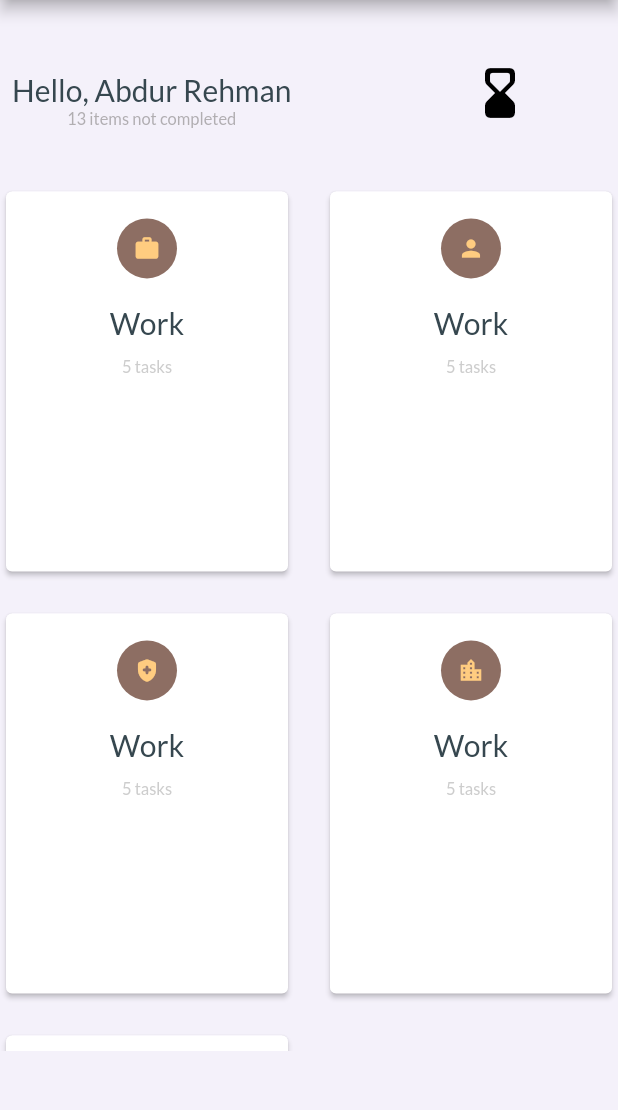
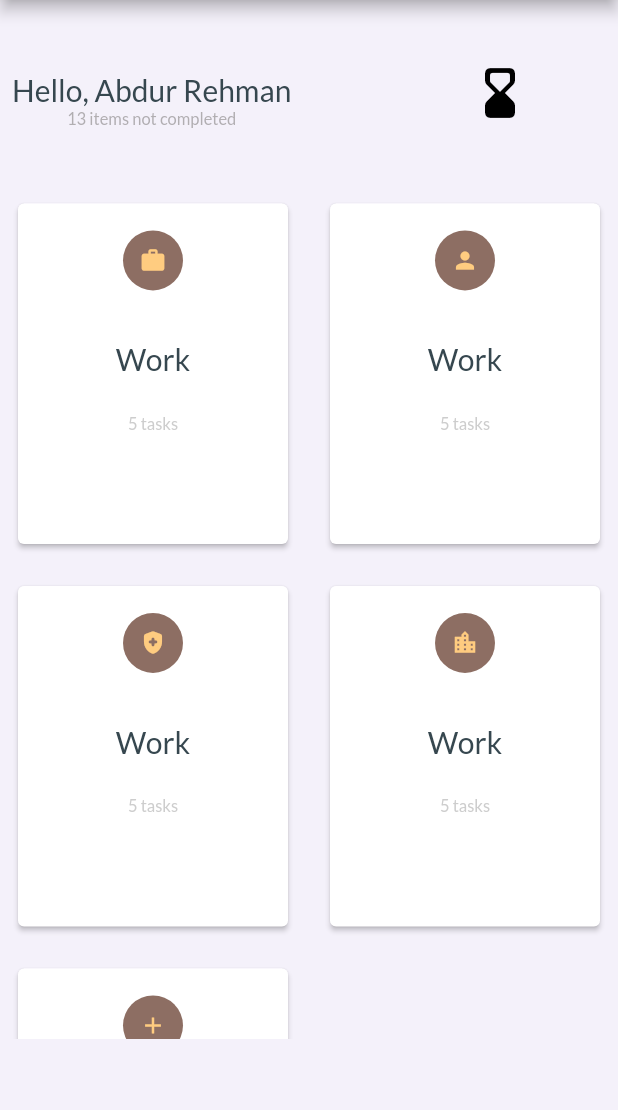
Before and after one commit to Hami0095/To-Do-App, a Flutter app: the screen it shows after launch, on a phone screen of 412 x 824 dp, the part 84-1194 px from its top. Run offline on Flutter 3.47's test engine with Material 2 defaults, Android fonts, the phone set to English and light mode, and no system bars; Roboto replaces fonts that are missing (Lato-Bold).

```diff
--- a/lib/main.dart
+++ b/lib/main.dart
@@ -16,7 +16,7 @@ class MyApp extends StatelessWidget {
     return MaterialApp(
       title: 'To-Do',
       theme: MyThemes.lightTheme,
-      home: const HomePage(),
+      home: HomePage(),
     );
   }
 }
--- a/lib/pages/home_page.dart
+++ b/lib/pages/home_page.dart
@@ -3,8 +3,41 @@ import 'package:task2/widgets/grid_tile.dart';
 
 import '../widgets/title.dart';
 
-class HomePage extends StatelessWidget {
-  const HomePage({Key? key}) : super(key: key);
+class HomePage extends StatefulWidget {
+  HomePage({Key? key}) : super(key: key);
+
+  @override
+  State<HomePage> createState() => _HomePageState();
+}
+
+class _HomePageState extends State<HomePage> {
+  final ScrollController scrollcontroller = ScrollController();
+
+  // ignore: non_constant_identifier_names
+  bool scroll_visibility = true;
+  late var _gridHeight;
+  @override
+  void didChangeDependencies() {
+    _gridHeight = MediaQuery.of(context).size.height * 0.70;
+    scrollcontroller.addListener(() {
+      late bool flag;
+      if (scrollcontroller.position.pixels > 0 ||
+          scrollcontroller.position.pixels <
+              scrollcontroller.position.maxScrollExtent) {
+        flag = false;
+      } else {
+        flag = true;
+      }
+      setState(() {
+        _gridHeight = (MediaQuery.of(context).size.height * 0.85);
+        scroll_visibility = flag;
+        print(scroll_visibility);
+        print(scrollcontroller.position.pixels);
+        print("dependency changed");
+      });
+    });
+    super.didChangeDependencies();
+  }
 
   @override
   Widget build(BuildContext context) {
@@ -18,29 +51,39 @@ class HomePage extends StatelessWidget {
           title:
               Text("To-Do", style: Theme.of(context).textTheme.headlineMedium),
         ),
-        body: Column(
+        body: SingleChildScrollView(
+          child: Column(
             children: [
-            Row(
+              Visibility(
+                visible: scroll_visibility,
+                child: Row(
                   children: [
                     const MyTitle(),
                     const SizedBox(
                       width: 25,
                     ),
                     Icon(
+                      // Make it a button
                       Icons.hourglass_bottom_rounded,
                       color: Theme.of(context).iconTheme.color,
                     ),
                   ],
                 ),
+              ),
               SizedBox(
-              height: MediaQuery.of(context).size.height * 0.70,
+                height: _gridHeight,
+                child: Padding(
+                  padding: const EdgeInsets.symmetric(
+                      horizontal: 8.0, vertical: 8.0),
                   child: GridView.builder(
-                gridDelegate: const SliverGridDelegateWithMaxCrossAxisExtent(
+                    gridDelegate:
+                        const SliverGridDelegateWithMaxCrossAxisExtent(
                       maxCrossAxisExtent: 300,
-                  childAspectRatio: 75 / 100,
+                      childAspectRatio: 80 / 100,
                       crossAxisSpacing: 20,
                       mainAxisSpacing: 20,
                     ),
+                    controller: scrollcontroller,
                     itemBuilder: (context, index) {
                       return MyGridTile(
                         index: index,
@@ -51,7 +94,9 @@ class HomePage extends StatelessWidget {
                     itemCount: 5,
                   ),
                 ),
+              ),
             ],
+          ),
         ),
       ),
     );
--- a/lib/widgets/grid_tile.dart
+++ b/lib/widgets/grid_tile.dart
@@ -58,24 +58,24 @@ class MyGridTile extends StatelessWidget {
                     Colors.primaries[_random.nextInt(Colors.primaries.length)]
                         [_random.nextInt(13) * 100],
                 maxRadius: 20,
-                child: IconButton(
-                  onPressed: null,
-                  icon: Icon(
-                    icons[index <= icons.length ? index : 0],
-                    color: Colors
-                            .primaries[_random.nextInt(Colors.primaries.length)]
-                        [_random.nextInt(7) * 100],
-                    size: 18,
-                  ),
+                child: Icon(
+                  icons[index <= icons.length ? index : 0],
+                  color:
+                      Colors.primaries[_random.nextInt(Colors.primaries.length)]
+                          [_random.nextInt(7) * 100],
+                  size: 18,
                 ),
               ),
             ),
             const SizedBox(
               height: 10,
             ),
-            Text(title, style: Theme.of(context).textTheme.titleLarge),
+            Padding(
+              padding: const EdgeInsets.all(16.0),
+              child: Text(title, style: Theme.of(context).textTheme.titleLarge),
+            ),
             const SizedBox(
-              height: 10,
+              height: 8,
             ),
             Text("$tasks tasks", style: Theme.of(context).textTheme.labelLarge),
           ],
```
Lines whose indentation alone changed are shown as unchanged.
